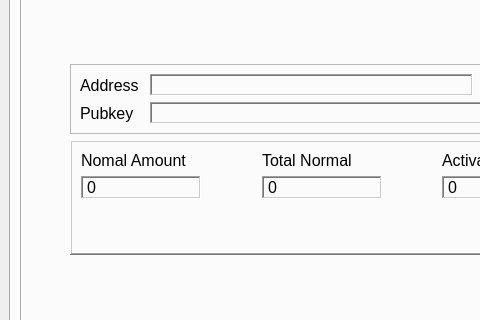
This is src/main/python/qtguidesign.ui in marmarachain/marmara-connector as Qt 5 draws it before an edit; both pictures show x 0 to 480 and y 144 to 464 of the 1024 by 768 pixel window. The edited form follows.
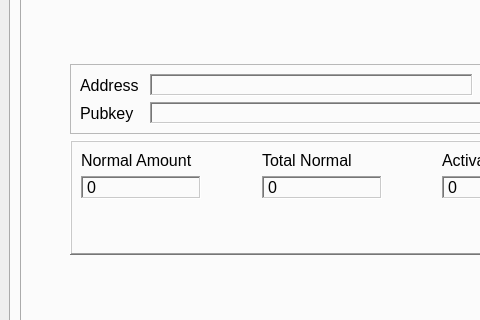
This is the edited form. Icons and pictures are not drawn.

Commit message: [fix] typo error fixed

```diff
--- a/src/main/python/qtguidesign.ui
+++ b/src/main/python/qtguidesign.ui
@@ -2388,7 +2388,7 @@
                  <item row="2" column="0">
                   <widget class="QLabel" name="normal_amount_label">
                    <property name="text">
-                    <string>Nomal Amount</string>
+                    <string>Normal Amount</string>
                    </property>
                   </widget>
                  </item>
```
The commit also changes 1 other file.
